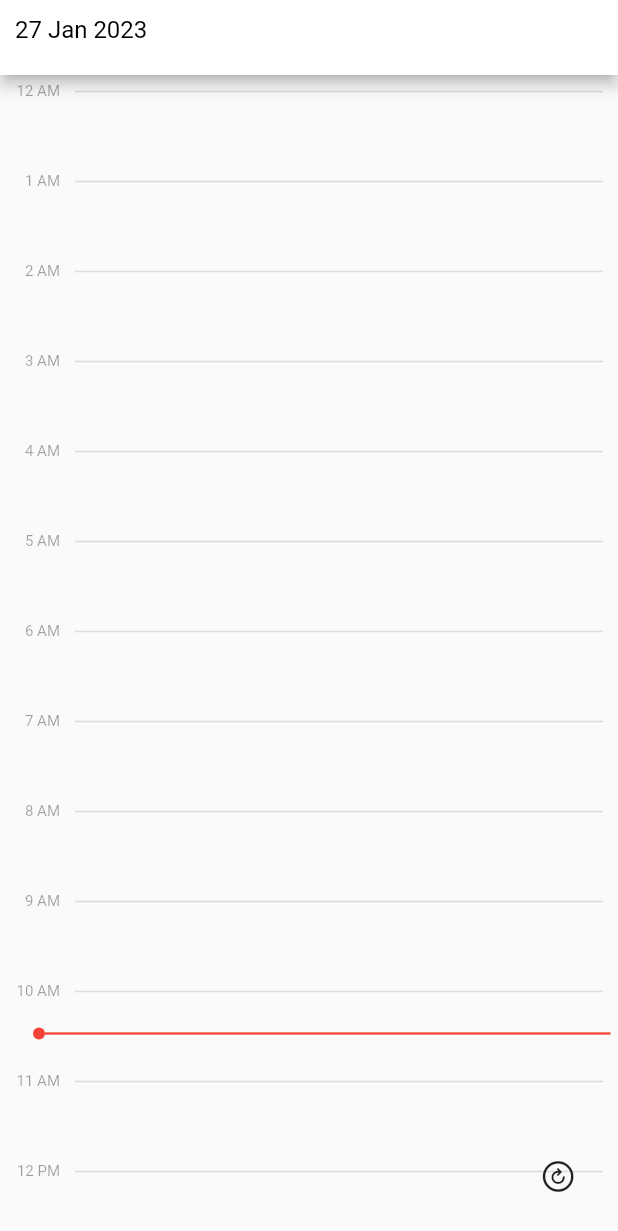
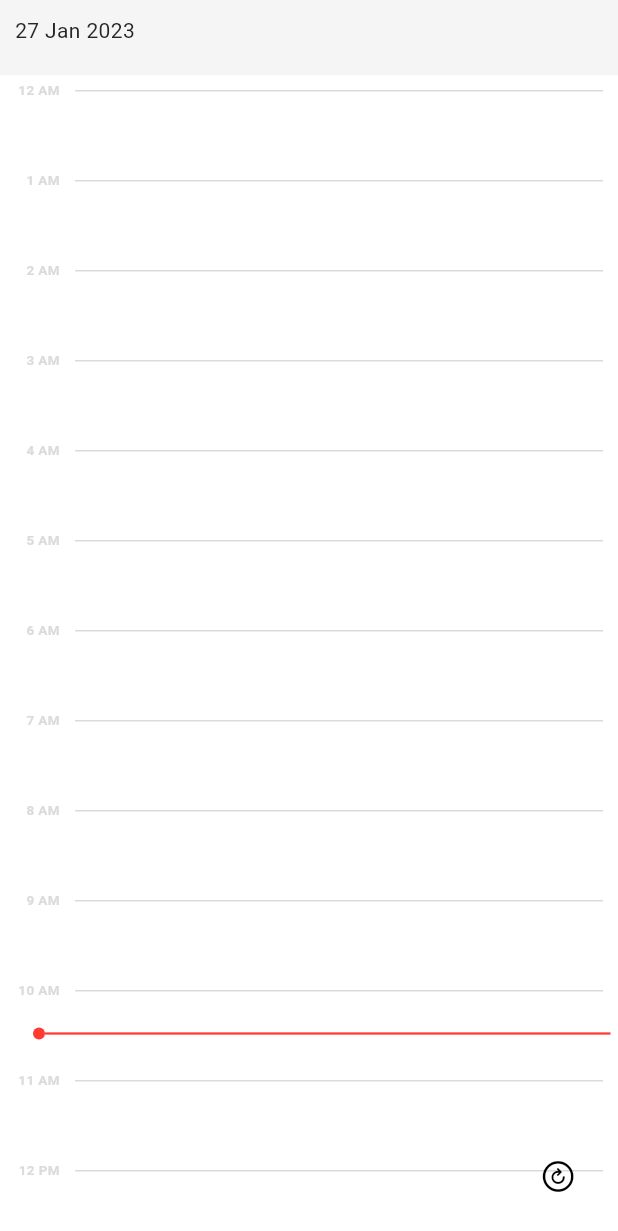
Before and after one commit to deniz-lee/flutter-demo, a Flutter app: the screen it shows after launch, on a phone screen of 412 x 824 dp. Shown: the top 1231 px of the screen. Run offline on Flutter 3.47's test engine with Material 2 defaults, Android fonts, the phone set to English and light mode, and no system bars; our stand-ins replace google_sign_in, googleapis_auth, timezone; missing offline and left inert: extension_google_sign_in_as_googleapis_auth, googleapis.

Commit message:
[deniz-lee] Add color themes.

```diff
--- a/app/lib/main.dart
+++ b/app/lib/main.dart
@@ -1,8 +1,9 @@
 import 'package:flutter/material.dart';
-import 'package:flutter_demo/model/constants.dart' as Constants;
+import 'package:flutter_demo/model/constants.dart';
 import 'package:flutter_demo/provider/calendar_provider.dart';
 import 'package:flutter_demo/screen/daily_page.dart';
 import 'package:flutter_demo/screen/montly_page.dart';
+import 'package:flutter_demo/themes/calendar_theme_data.dart';
 import 'package:provider/provider.dart';
 
 void main() {
@@ -17,14 +18,23 @@ class MyApp extends StatelessWidget {
   Widget build(BuildContext context) {
     return MaterialApp(
         title: 'Flutter Demo',
-        theme: ThemeData(primarySwatch: Colors.blue),
+        theme: CalendarThemeData.light().copyWith(
+          extensions: <ThemeExtension<dynamic>>[
+            CalendarEventColorScheme.light,
+          ],
+        ),
+        darkTheme: CalendarThemeData.dark().copyWith(
+          extensions: <ThemeExtension<dynamic>>[
+            CalendarEventColorScheme.dark,
+          ],
+        ),
         home: ChangeNotifierProvider(
           create: (context) {
             return CalendarProvider(context);
           },
           child: OrientationBuilder(builder: (context, orientation) {
             var isLargeScreen = MediaQuery.of(context).size.width >
-                Constants.RESPONSIVE_WIDTH_DIVERGING_POINT;
+                responsiveWidthDivergingPoint_;
             return isLargeScreen ? const MonthlyPage() : const DailyPage();
           }),
         ));
--- a/app/lib/model/constants.dart
+++ b/app/lib/model/constants.dart
@@ -1,16 +1,16 @@
-// App Constants
-const double RESPONSIVE_WIDTH_DIVERGING_POINT = 600;
+// Application Properties
+const double responsiveWidthDivergingPoint_ = 800;
 
 // Calendar Provider Properties
-const String GOOGLE_API_CLIENT_ID =
+const String googleClientId_ =
     "576251505485-06p12kgseshnb4f6icmqo626a89iu1un.apps.googleusercontent.com";
-const bool CALENDAR_DUMMY_DATASOURCE = false;
+const bool useDummyDataSource_ = false;
 
 // Calender Widget Properties
-const int CALENDAR_GRID_CNT = 365;
-const int CALENDAR_LIST_CNT = 25;
-const double CALENDAR_LIST_ROW_HEIGHT = 60;
+const int monthlyItemCount_ = 365;
+const int dailyItemCount_ = 25;
+const double dailyItemHeight_ = 60;
 
 class Static {
-  static double CALENDAR_LIST_SCROLL_OFFSET = 0;
+  static double dailyScrollOffset_ = 0;
 }
--- a/app/lib/model/event.dart
+++ b/app/lib/model/event.dart
@@ -1,15 +1,22 @@
 // ignore_for_file: library_prefixes
-import 'package:flutter/material.dart';
+import 'package:flutter_demo/tools/extentions.dart';
 import 'package:googleapis/calendar/v3.dart' as Calendar;
 
-class Event {
-  late Calendar.Event event;
-  late String? calendarId;
-  late Color bgColor = Colors.black54;
-  late Color textColor = Colors.white;
+class EventModel {
+  final Calendar.Event event;
+  final String? calendarId;
+  final CalendarColorType? colorType;
 
-  Event({
+  EventModel({
     required this.event,
     required this.calendarId,
+    this.colorType,
   });
+
+  parseToKST() {
+    event.start?.dateTime = event.start?.dateTime?.toKST();
+    event.start?.date = event.start?.date?.toKST();
+    event.end?.dateTime = event.end?.dateTime?.toKST();
+    event.end?.date = event.end?.date?.toKST();
+  }
 }
--- a/app/lib/screen/montly_page.dart
+++ b/app/lib/screen/montly_page.dart
@@ -2,7 +2,7 @@ import 'package:flutter/cupertino.dart';
 import 'package:flutter/material.dart';
 import 'package:flutter_demo/provider/calendar_provider.dart';
 import 'package:flutter_demo/widget/monthly/grid_widget.dart';
-import 'package:flutter_demo/widget/monthly/page_app_bar.dart' as Monthly;
+import 'package:flutter_demo/widget/monthly/page_app_bar.dart';
 import 'package:provider/provider.dart';
 
 class MonthlyPage extends StatefulWidget {
@@ -20,7 +20,7 @@ class _MonthlyPageState extends State<MonthlyPage> {
     _calendarProvider = Provider.of<CalendarProvider>(context);
 
     return Scaffold(
-      appBar: Monthly.PageAppBar(DateTime.now()),
+      appBar: PageAppBar(DateTime.now()),
       body: const GridWidget(),
       floatingActionButton: Row(
         mainAxisAlignment: MainAxisAlignment.end,
--- /dev/null
+++ b/app/lib/themes/calendar_theme_data.dart
@@ -0,0 +1,220 @@
+import 'package:flutter/material.dart';
+
+class CalendarThemeData {
+  static const _lightFillColor = Colors.black;
+  static const _darkFillColor = Colors.white;
+
+  static final Color _lightFocusColor = Colors.black.withOpacity(0.12);
+  static final Color _darkFocusColor = Colors.white.withOpacity(0.12);
+
+  static ThemeData light() {
+    return themeData(lightColorScheme, _lightFocusColor);
+  }
+
+  static ThemeData dark() {
+    return themeData(darkColorScheme, _darkFocusColor);
+  }
+
+  static ThemeData themeData(ColorScheme colorScheme, Color focusColor) {
+    return ThemeData(
+      textTheme: Typography(platform: TargetPlatform.iOS).englishLike,
+      colorScheme: colorScheme,
+      appBarTheme: AppBarTheme(
+        backgroundColor: colorScheme.secondaryContainer,
+        elevation: 0,
+        iconTheme: IconThemeData(color: colorScheme.primary),
+        titleTextStyle: TextStyle(color: colorScheme.secondary),
+      ),
+      iconTheme: IconThemeData(color: colorScheme.onPrimary),
+      canvasColor: colorScheme.background,
+      scaffoldBackgroundColor: colorScheme.background,
+      highlightColor: Colors.transparent,
+      focusColor: focusColor,
+      indicatorColor: colorScheme.surfaceTint,
+      dividerColor: colorScheme.shadow,
+    );
+  }
+
+  static const ColorScheme lightColorScheme = ColorScheme(
+    primary: Color(0xff272727),
+    primaryContainer: Color(0xffffffff),
+    secondary: Color(0xff272727),
+    secondaryContainer: Color(0xfff5f5f5),
+    background: Color(0xffffffff),
+    surface: Color(0xFFFAFBFB),
+    onBackground: Colors.white,
+    error: _lightFillColor,
+    onError: _lightFillColor,
+    onPrimary: _lightFillColor,
+    onSecondary: Color(0xFF322942),
+    onSurface: Color(0xFF241E30),
+    brightness: Brightness.light,
+    surfaceTint: Color(0xffff3b31),
+    shadow: Color(0xffdbdbdb),
+  );
+
+  static const ColorScheme darkColorScheme = ColorScheme(
+    primary: Color(0xffdfdddd),
+    primaryContainer: Color(0xff2d221e),
+    secondary: Color(0xffdfdddd),
+    secondaryContainer: Color(0xff312a28),
+    background: Color(0xff2d221e),
+    surface: Color(0xFF1F1929),
+    onBackground: Color(0x0DFFFFFF),
+    // White with 0.05 opacity
+    error: _darkFillColor,
+    onError: _darkFillColor,
+    onPrimary: _darkFillColor,
+    onSecondary: _darkFillColor,
+    onSurface: _darkFillColor,
+    brightness: Brightness.dark,
+    surfaceTint: Color(0xffff453b),
+    shadow: Color(0xff615957),
+  );
+}
+
+enum ColorType { red, orange, yellow, green, blue, purple, brown }
+
+@immutable
+class CalendarEventColorScheme
+    extends ThemeExtension<CalendarEventColorScheme> {
+  const CalendarEventColorScheme({
+    required this.redBackgroundColor,
+    required this.redTitleColor,
+    required this.redSummaryColor,
+    required this.orangeBackgroundColor,
+    required this.orangeTitleColor,
+    required this.orangeSummaryColor,
+    required this.yellowBackgroundColor,
+    required this.yellowTitleColor,
+    required this.yellowSummaryColor,
+    required this.greenBackgroundColor,
+    required this.greenTitleColor,
+    required this.greenSummaryColor,
+    required this.blueBackgroundColor,
+    required this.blueTitleColor,
+    required this.blueSummaryColor,
+  });
+
+  final Color? redBackgroundColor;
+  final Color? redTitleColor;
+  final Color? redSummaryColor;
+  final Color? orangeBackgroundColor;
+  final Color? orangeTitleColor;
+  final Color? orangeSummaryColor;
+  final Color? yellowBackgroundColor;
+  final Color? yellowTitleColor;
+  final Color? yellowSummaryColor;
+  final Color? greenBackgroundColor;
+  final Color? greenTitleColor;
+  final Color? greenSummaryColor;
+  final Color? blueBackgroundColor;
+  final Color? blueTitleColor;
+  final Color? blueSummaryColor;
+
+  @override
+  CalendarEventColorScheme copyWith({
+    Color? redBackgroundColor,
+    Color? redTitleColor,
+    Color? redSummaryColor,
+    Color? orangeBackgroundColor,
+    Color? orangeTitleColor,
+    Color? orangeSummaryColor,
+    Color? yellowBackgroundColor,
+    Color? yellowTitleColor,
+    Color? yellowSummaryColor,
+    Color? greenBackgroundColor,
+    Color? greenTitleColor,
+    Color? greenSummaryColor,
+    Color? blueBackgroundColor,
+    Color? blueTitleColor,
+    Color? blueSummaryColor,
+  }) {
+    return CalendarEventColorScheme(
+      redBackgroundColor: redBackgroundColor,
+      redTitleColor: redTitleColor,
+      redSummaryColor: redSummaryColor,
+      orangeBackgroundColor: orangeBackgroundColor,
+      orangeTitleColor: orangeTitleColor,
+      orangeSummaryColor: orangeSummaryColor,
+      yellowBackgroundColor: yellowBackgroundColor,
+      yellowTitleColor: yellowTitleColor,
+      yellowSummaryColor: yellowSummaryColor,
+      greenBackgroundColor: greenBackgroundColor,
+      greenTitleColor: greenTitleColor,
+      greenSummaryColor: greenSummaryColor,
+      blueBackgroundColor: blueBackgroundColor,
+      blueTitleColor: blueTitleColor,
+      blueSummaryColor: blueSummaryColor,
+    );
+  }
+
+  @override
+  CalendarEventColorScheme lerp(
+      ThemeExtension<CalendarEventColorScheme>? other, double t) {
+    if (other is! CalendarEventColorScheme) {
+      return this;
+    }
+    return CalendarEventColorScheme(
+      redBackgroundColor:
+          Color.lerp(redBackgroundColor, other.redBackgroundColor, t),
+      redTitleColor: Color.lerp(redTitleColor, other.redTitleColor, t),
+      redSummaryColor: Color.lerp(redSummaryColor, other.redSummaryColor, t),
+      orangeBackgroundColor:
+          Color.lerp(orangeBackgroundColor, other.orangeBackgroundColor, t),
+      orangeTitleColor: Color.lerp(orangeTitleColor, other.orangeTitleColor, t),
+      orangeSummaryColor:
+          Color.lerp(yellowSummaryColor, other.yellowSummaryColor, t),
+      yellowBackgroundColor:
+          Color.lerp(orangeBackgroundColor, other.orangeBackgroundColor, t),
+      yellowTitleColor: Color.lerp(yellowTitleColor, other.yellowTitleColor, t),
+      yellowSummaryColor:
+          Color.lerp(yellowSummaryColor, other.yellowSummaryColor, t),
+      greenBackgroundColor:
+          Color.lerp(greenBackgroundColor, other.greenBackgroundColor, t),
+      greenTitleColor: Color.lerp(greenTitleColor, other.greenTitleColor, t),
+      greenSummaryColor:
+          Color.lerp(greenSummaryColor, other.greenSummaryColor, t),
+      blueBackgroundColor:
+          Color.lerp(blueBackgroundColor, other.blueBackgroundColor, t),
+      blueTitleColor: Color.lerp(blueTitleColor, other.blueTitleColor, t),
+      blueSummaryColor: Color.lerp(blueSummaryColor, other.blueSummaryColor, t),
+    );
+  }
+
+  static const light = CalendarEventColorScheme(
+    redBackgroundColor: Color(0xffffccda),
+    redTitleColor: Color(0xffc92c55),
+    redSummaryColor: Color(0xfffa2956),
+    orangeBackgroundColor: Color(0xffffe2cf),
+    orangeTitleColor: Color(0xffb5641d),
+    orangeSummaryColor: Color(0xfff6800b),
+    yellowBackgroundColor: Color(0xfffef1ce),
+    yellowTitleColor: Color(0xffa58012),
+    yellowSummaryColor: Color(0xfff9bf09),
+    greenBackgroundColor: Color(0xffdbf6d3),
+    greenTitleColor: Color(0xff4c922c),
+    greenSummaryColor: Color(0xff53d12a),
+    blueBackgroundColor: Color(0xffd2ebfe),
+    blueTitleColor: Color(0xff217eb1),
+    blueSummaryColor: Color(0xff1ba5ee),
+  );
+
+  static const dark = CalendarEventColorScheme(
+    redBackgroundColor: Color(0xff55252a),
+    redTitleColor: Color(0xffeb2f78),
+    redSummaryColor: Color(0xffd82b70),
+    orangeBackgroundColor: Color(0xff543620),
+    orangeTitleColor: Color(0xffeb8902),
+    orangeSummaryColor: Color(0xffee8a00),
+    yellowBackgroundColor: Color(0xff574423),
+    yellowTitleColor: Color(0xffefc90a),
+    yellowSummaryColor: Color(0xffecc60a),
+    greenBackgroundColor: Color(0xff334326),
+    greenTitleColor: Color(0xff32d74b),
+    greenSummaryColor: Color(0xff2fc746),
+    blueBackgroundColor: Color(0xff2f3a4a),
+    blueTitleColor: Color(0xff1aadf8),
+    blueSummaryColor: Color(0xff1a9fe6),
+  );
+}
--- a/app/lib/tools/automatic_keep_alive_screen.dart
+++ b/app/lib/tools/automatic_keep_alive_screen.dart
@@ -9,7 +9,7 @@ class AutomaticKeepAliveScreen extends StatefulWidget {
   final Widget child;
 
   @override
-  _AutomaticKeepAliveScreenState createState() =>
+  State<AutomaticKeepAliveScreen> createState() =>
       _AutomaticKeepAliveScreenState();
 }
 
--- a/app/lib/widget/daily/hourly_divider.dart
+++ b/app/lib/widget/daily/hourly_divider.dart
@@ -18,13 +18,16 @@ class HourlyDivider extends StatelessWidget {
       margin: const EdgeInsets.fromLTRB(10, 5, 0, 0),
       child: Text(formattedDate,
           textAlign: TextAlign.right,
-          style: const TextStyle(fontSize: 10, color: Colors.black38)),
+          style: TextStyle(
+              fontSize: 9,
+              color: Theme.of(context).dividerColor,
+              fontWeight: FontWeight.w600)),
     ));
     children.add(Container(
       margin: const EdgeInsets.fromLTRB(10, 5, 0, 0),
       height: 1,
       width: _constraints.maxWidth - 60,
-      color: Colors.black12,
+      color: Theme.of(context).dividerColor,
     ));
     return Container(
       height: _height,
--- a/app/lib/widget/daily/page_app_bar.dart
+++ b/app/lib/widget/daily/page_app_bar.dart
@@ -17,15 +17,13 @@ class PageAppBar extends StatelessWidget with PreferredSizeWidget {
 
     return AppBar(
       title: null,
-      backgroundColor: Colors.white,
+      backgroundColor: Theme.of(context).appBarTheme.backgroundColor,
       leadingWidth: 160,
       leading: Container(
           alignment: Alignment.centerLeft,
-          padding: const EdgeInsets.fromLTRB(10, 0, 0, 10),
-          child: Text(
-            title,
-            style: const TextStyle(color: Colors.black, fontSize: 16),
-          )),
+          padding: const EdgeInsets.only(left: 10, bottom: 10),
+          child:
+              Text(title, style: Theme.of(context).appBarTheme.titleTextStyle)),
     );
   }
 }
--- a/app/lib/widget/daily/today_indicator.dart
+++ b/app/lib/widget/daily/today_indicator.dart
@@ -8,33 +8,22 @@ class TodayIndicator extends StatelessWidget {
   @override
   Widget build(BuildContext context) {
     List<Widget> children = [];
-    // DateTime now = DateTime.now();
-    // int offset = now.hour * 60 + now.minute;
-    // String formattedDate = DateFormat("h:mm").format(now);
-    // children.add(Container(
-    //   width: 35,
-    //   margin: const EdgeInsets.fromLTRB(1, 0, 1, 0),
-    //   child: Text(formattedDate,
-    //       textAlign: TextAlign.right,
-    //       style: const TextStyle(
-    //           fontSize: 11, color: Colors.red, fontWeight: FontWeight.bold)),
-    // ));
     children.add(Container(
       width: 15,
-      margin: const EdgeInsets.fromLTRB(1, 0, 1, 0),
+      margin: const EdgeInsets.symmetric(horizontal: 1),
     ));
     children.add(Container(
       width: 8,
       height: 8,
-      margin: const EdgeInsets.fromLTRB(5, 0, 0, 0),
+      margin: const EdgeInsets.only(left: 5),
       decoration: BoxDecoration(
-          color: Colors.red, borderRadius: BorderRadius.circular(8)),
+          color: Theme.of(context).indicatorColor,
+          borderRadius: BorderRadius.circular(8)),
     ));
     children.add(Container(
-      margin: const EdgeInsets.fromLTRB(0, 0, 0, 0),
       width: _constraints.maxWidth - 35,
       height: 1.5,
-      color: Colors.red,
+      color: Theme.of(context).indicatorColor,
     ));
     return Row(
       crossAxisAlignment: CrossAxisAlignment.center,
--- a/app/lib/widget/monthly/page_app_bar.dart
+++ b/app/lib/widget/monthly/page_app_bar.dart
@@ -16,14 +16,14 @@ class PageAppBar extends StatelessWidget with PreferredSizeWidget {
 
     return AppBar(
       title: null,
-      backgroundColor: Colors.white,
+      backgroundColor: Theme.of(context).appBarTheme.backgroundColor,
       leadingWidth: 160,
       leading: Container(
           alignment: Alignment.centerLeft,
           padding: const EdgeInsets.fromLTRB(10, 0, 0, 10),
           child: Text(
             title,
-            style: const TextStyle(color: Colors.black, fontSize: 16),
+            style: Theme.of(context).appBarTheme.titleTextStyle,
           )),
     );
   }
```
Also changed, not shown: app/lib/provider/calendar_provider.dart (+61 -43 lines), app/lib/tools/extentions.dart (added, +82 -0 lines), app/lib/widget/daily/event_cell.dart (+9 -6 lines), app/lib/widget/daily/scroll_widget.dart (+10 -11 lines), app/lib/widget/monthly/event_cell.dart (+6 -4 lines), app/lib/widget/monthly/grid_cell.dart (+25 -16 lines), app/lib/widget/monthly/grid_widget.dart (+5 -23 lines), app/pubspec.yaml (+4 -3 lines), 1 other file.
